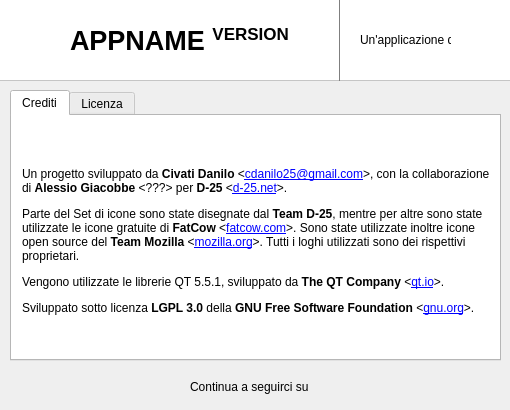
The window that about.ui (D-25/openChecksum) describes before a commit, drawn with Qt 5.
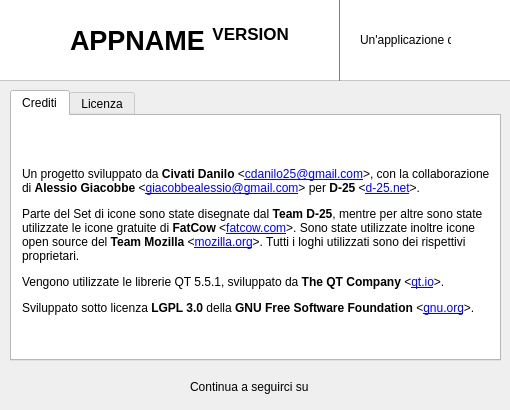
The same window after the commit. Icons and pictures are not drawn.

Commit message:
Changed About screen.
And gived some name ideas.

Patch:
```diff
--- a/about.ui
+++ b/about.ui
@@ -994,7 +994,7 @@
       </rect>
      </property>
      <property name="text">
-      <string extracomment="Please mantain Style sheet.">&lt;html&gt;&lt;head/&gt;&lt;body&gt;&lt;p&gt;Un progetto sviluppato da &lt;span style=&quot; font-weight:600;&quot;&gt;Civati Danilo&lt;/span&gt; &amp;lt;&lt;a href=&quot;mailto:cdanilo25@gmail.com&quot;&gt;&lt;span style=&quot; text-decoration: underline; color:#0000ff;&quot;&gt;cdanilo25@gmail.com&lt;/span&gt;&lt;/a&gt;&amp;gt;, con la collaborazione di &lt;span style=&quot; font-weight:600;&quot;&gt;Alessio Giacobbe&lt;/span&gt; &amp;lt;???&amp;gt; per &lt;span style=&quot; font-weight:600;&quot;&gt;D-25 &lt;/span&gt;&amp;lt;&lt;a href=&quot;http://d-25.net&quot;&gt;&lt;span style=&quot; text-decoration: underline; color:#0000ff;&quot;&gt;d-25.net&lt;/span&gt;&lt;/a&gt;&amp;gt;.&lt;/p&gt;&lt;p&gt;Parte del Set di icone sono state disegnate dal &lt;span style=&quot; font-weight:600;&quot;&gt;Team D-25&lt;/span&gt;, mentre per altre sono state utilizzate le icone gratuite di &lt;span style=&quot; font-weight:600;&quot;&gt;FatCow &lt;/span&gt;&amp;lt;&lt;a href=&quot;http://fatcow.com&quot;&gt;&lt;span style=&quot; text-decoration: underline; color:#0000ff;&quot;&gt;fatcow.com&lt;/span&gt;&lt;/a&gt;&amp;gt;. Sono state utilizzate inoltre icone open source del &lt;span style=&quot; font-weight:600;&quot;&gt;Team Mozilla &lt;/span&gt;&amp;lt;&lt;a href=&quot;http://www.mozilla.org&quot;&gt;&lt;span style=&quot; text-decoration: underline; color:#0000ff;&quot;&gt;mozilla.org&lt;/span&gt;&lt;/a&gt;&amp;gt;. Tutti i loghi utilizzati sono dei rispettivi proprietari.&lt;/p&gt;&lt;p&gt;Vengono utilizzate le librerie QT 5.5.1, sviluppato da &lt;span style=&quot; font-weight:600;&quot;&gt;The QT Company &lt;/span&gt;&amp;lt;&lt;a href=&quot;http://qt.io&quot;&gt;&lt;span style=&quot; text-decoration: underline; color:#0000ff;&quot;&gt;qt.io&lt;/span&gt;&lt;/a&gt;&amp;gt;.&lt;/p&gt;&lt;p&gt;Sviluppato sotto licenza &lt;span style=&quot; font-weight:600;&quot;&gt;LGPL 3.0&lt;/span&gt; della &lt;span style=&quot; font-weight:600;&quot;&gt;GNU Free Software Foundation &lt;/span&gt;&amp;lt;&lt;a href=&quot;http://gnu.org&quot;&gt;&lt;span style=&quot; text-decoration: underline; color:#0000ff;&quot;&gt;gnu.org&lt;/span&gt;&lt;/a&gt;&amp;gt;.&lt;/p&gt;&lt;/body&gt;&lt;/html&gt;</string>
+      <string extracomment="Please mantain Style sheet.">&lt;html&gt;&lt;head/&gt;&lt;body&gt;&lt;p&gt;Un progetto sviluppato da &lt;span style=&quot; font-weight:600;&quot;&gt;Civati Danilo&lt;/span&gt; &amp;lt;&lt;a href=&quot;mailto:cdanilo25@gmail.com&quot;&gt;&lt;span style=&quot; text-decoration: underline; color:#0000ff;&quot;&gt;cdanilo25@gmail.com&lt;/span&gt;&lt;/a&gt;&amp;gt;, con la collaborazione di &lt;span style=&quot; font-weight:600;&quot;&gt;Alessio Giacobbe&lt;/span&gt; &amp;lt;&lt;a href=&quot;mailto:giacobbealessio@gmail.com&quot;&gt;&lt;span style=&quot; text-decoration: underline; color:#0000ff;&quot;&gt;giacobbealessio@gmail.com&lt;/span&gt;&lt;/a&gt;&amp;gt; per &lt;span style=&quot; font-weight:600;&quot;&gt;D-25 &lt;/span&gt;&amp;lt;&lt;a href=&quot;http://d-25.net&quot;&gt;&lt;span style=&quot; text-decoration: underline; color:#0000ff;&quot;&gt;d-25.net&lt;/span&gt;&lt;/a&gt;&amp;gt;.&lt;/p&gt;&lt;p&gt;Parte del Set di icone sono state disegnate dal &lt;span style=&quot; font-weight:600;&quot;&gt;Team D-25&lt;/span&gt;, mentre per altre sono state utilizzate le icone gratuite di &lt;span style=&quot; font-weight:600;&quot;&gt;FatCow &lt;/span&gt;&amp;lt;&lt;a href=&quot;http://fatcow.com&quot;&gt;&lt;span style=&quot; text-decoration: underline; color:#0000ff;&quot;&gt;fatcow.com&lt;/span&gt;&lt;/a&gt;&amp;gt;. Sono state utilizzate inoltre icone open source del &lt;span style=&quot; font-weight:600;&quot;&gt;Team Mozilla &lt;/span&gt;&amp;lt;&lt;a href=&quot;http://www.mozilla.org&quot;&gt;&lt;span style=&quot; text-decoration: underline; color:#0000ff;&quot;&gt;mozilla.org&lt;/span&gt;&lt;/a&gt;&amp;gt;. Tutti i loghi utilizzati sono dei rispettivi proprietari.&lt;/p&gt;&lt;p&gt;Vengono utilizzate le librerie QT 5.5.1, sviluppato da &lt;span style=&quot; font-weight:600;&quot;&gt;The QT Company &lt;/span&gt;&amp;lt;&lt;a href=&quot;http://qt.io&quot;&gt;&lt;span style=&quot; text-decoration: underline; color:#0000ff;&quot;&gt;qt.io&lt;/span&gt;&lt;/a&gt;&amp;gt;.&lt;/p&gt;&lt;p&gt;Sviluppato sotto licenza &lt;span style=&quot; font-weight:600;&quot;&gt;LGPL 3.0&lt;/span&gt; della &lt;span style=&quot; font-weight:600;&quot;&gt;GNU Free Software Foundation &lt;/span&gt;&amp;lt;&lt;a href=&quot;http://gnu.org&quot;&gt;&lt;span style=&quot; text-decoration: underline; color:#0000ff;&quot;&gt;gnu.org&lt;/span&gt;&lt;/a&gt;&amp;gt;.&lt;/p&gt;&lt;/body&gt;&lt;/html&gt;</string>
      </property>
      <property name="wordWrap">
       <bool>true</bool>
```
The commit also changes 2 other files.
